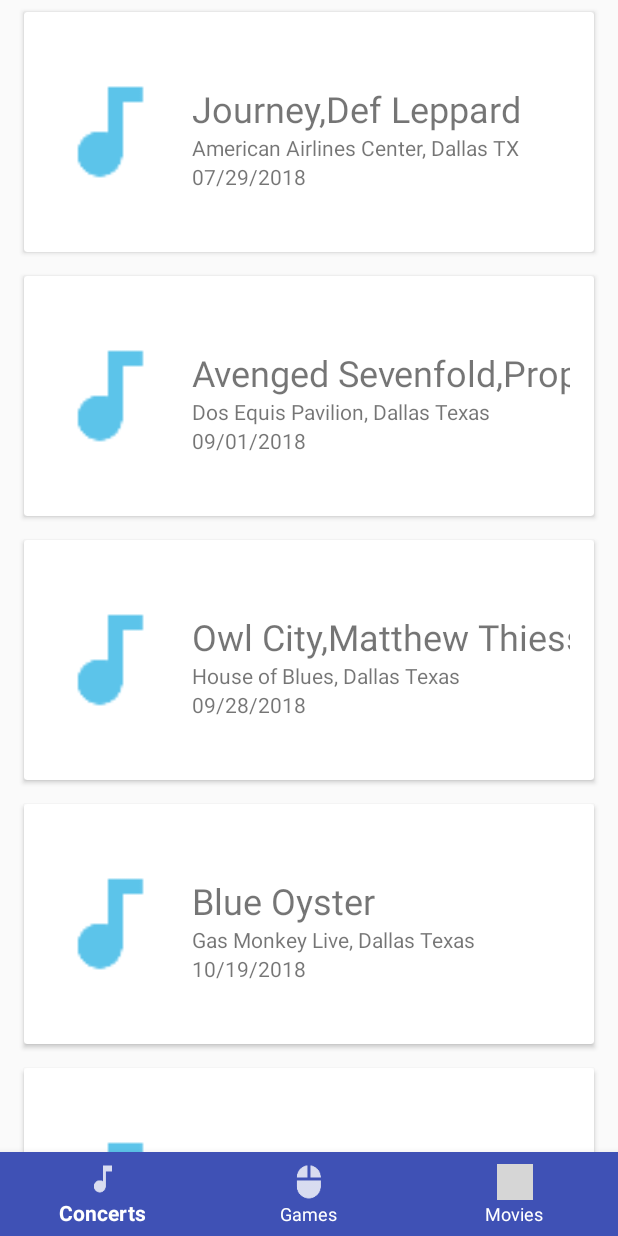
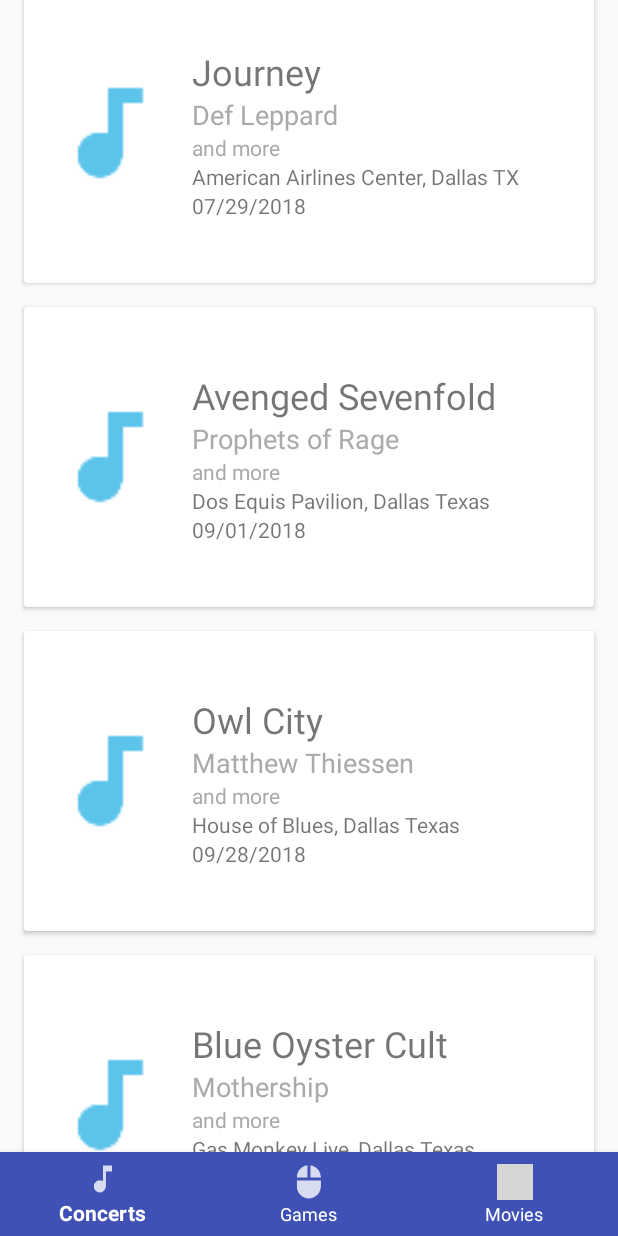
Before and after one commit to MatthewTimmons/UpcomingEventsApp, an Android app: the screen it shows after launch (MainActivity), on a phone screen of 412 x 824 dp. Run offline under Robolectric (Android 15) with nearby library versions, the light colour scheme and no system bars; grey boxes are pictures that could not be loaded.

Commit message:
Changes list of bands TextView to First Band Name and Second Band name. Adds “and more” to each Concert event if there are more than two bands. Adds ConstraintLayout in Concerts cards,  containing First band name, Second band name, “and more.” Adds vertical chaining in Concerts cards between the Band Names ConstraintLayout, Concert Location, and Concert Date

```diff
--- /dev/null
+++ b/app/src/main/java/com/matthewtimmons/upcomingeventsapp/BottomNavigationViewBehavior.java
@@ -0,0 +1,43 @@
+package com.matthewtimmons.upcomingeventsapp;
+
+import android.support.annotation.NonNull;
+import android.support.design.widget.BottomNavigationView;
+import android.support.design.widget.CoordinatorLayout;
+import android.support.v4.view.ViewCompat;
+import android.view.View;
+
+public class BottomNavigationViewBehavior extends CoordinatorLayout.Behavior<BottomNavigationView> {
+    private int height;
+
+    @Override
+    public boolean onLayoutChild(@NonNull CoordinatorLayout parent, @NonNull BottomNavigationView child, int layoutDirection) {
+        height = child.getHeight();
+        return super.onLayoutChild(parent, child, layoutDirection);
+    }
+
+    @Override
+    public boolean onStartNestedScroll(@NonNull CoordinatorLayout coordinatorLayout, @NonNull BottomNavigationView child, @NonNull View directTargetChild, @NonNull View target, int axes, int type) {
+        return axes == ViewCompat.SCROLL_AXIS_VERTICAL;
+    }
+
+    @Override
+    public void onNestedScroll(@NonNull CoordinatorLayout coordinatorLayout, @NonNull BottomNavigationView child, @NonNull View target, int dxConsumed, int dyConsumed, int dxUnconsumed, int dyUnconsumed, int type) {
+        {
+            if (dyConsumed > 0) {
+                slideDown(child);
+            } else if (dyConsumed < 0) {
+                slideUp(child);
+            }
+        }
+    }
+
+    private void slideUp(BottomNavigationView child) {
+        child.clearAnimation();
+        child.animate().translationY(0).setDuration(200);
+    }
+
+    private void slideDown(BottomNavigationView child) {
+        child.clearAnimation();
+        child.animate().translationY(height).setDuration(200);
+    }
+}
--- a/app/src/main/java/com/matthewtimmons/upcomingeventsapp/ConcertsFragment.java
+++ b/app/src/main/java/com/matthewtimmons/upcomingeventsapp/ConcertsFragment.java
@@ -1,6 +1,8 @@
 package com.matthewtimmons.upcomingeventsapp;
 
 import android.os.Bundle;
+import android.support.annotation.NonNull;
+import android.support.annotation.Nullable;
 import android.support.v4.app.Fragment;
 import android.support.v7.widget.LinearLayoutManager;
 import android.support.v7.widget.RecyclerView;
@@ -9,7 +11,7 @@
 import android.view.ViewGroup;
 
 import com.matthewtimmons.upcomingeventsapp.models.Concert;
-import com.matthewtimmons.upcomingeventsapp.views.ConcertListAdapter;
+import com.matthewtimmons.upcomingeventsapp.adapters.ConcertListAdapter;
 
 public class ConcertsFragment extends Fragment {
     RecyclerView recyclerView;
@@ -31,5 +33,8 @@
         return v;
     }
 
-
+    @Override
+    public void onViewCreated(@NonNull View view, @Nullable Bundle savedInstanceState) {
+        super.onViewCreated(view, savedInstanceState);
+    }
 }
--- a/app/src/main/java/com/matthewtimmons/upcomingeventsapp/EventPagerAdapter.java
+++ b/app/src/main/java/com/matthewtimmons/upcomingeventsapp/EventPagerAdapter.java
@@ -1,5 +1,6 @@
 package com.matthewtimmons.upcomingeventsapp;
 
+import android.support.design.widget.BottomNavigationView;
 import android.support.v4.app.Fragment;
 import android.support.v4.app.FragmentManager;
 import android.support.v4.app.FragmentPagerAdapter;
@@ -36,4 +37,6 @@
     public int getCount() {
         return COUNT_PAGES;
     }
+
+//    BottomNavigationView bottomNavigationView = findViewById(R.id.bottom_navigation);
 }
--- a/app/src/main/java/com/matthewtimmons/upcomingeventsapp/GamesFragment.java
+++ b/app/src/main/java/com/matthewtimmons/upcomingeventsapp/GamesFragment.java
@@ -9,7 +9,7 @@
 import android.view.ViewGroup;
 
 import com.matthewtimmons.upcomingeventsapp.models.Game;
-import com.matthewtimmons.upcomingeventsapp.views.GameListAdapter;
+import com.matthewtimmons.upcomingeventsapp.adapters.GameListAdapter;
 
 public class GamesFragment extends Fragment {
     RecyclerView recyclerView;
--- a/app/src/main/java/com/matthewtimmons/upcomingeventsapp/MainActivity.java
+++ b/app/src/main/java/com/matthewtimmons/upcomingeventsapp/MainActivity.java
@@ -7,10 +7,6 @@
 import android.support.v7.app.AppCompatActivity;
 import android.os.Bundle;
 import android.view.MenuItem;
-
-import com.matthewtimmons.upcomingeventsapp.R;
-import com.matthewtimmons.upcomingeventsapp.models.Concert;
-import com.matthewtimmons.upcomingeventsapp.views.ConcertListAdapter;
 
 public class MainActivity extends AppCompatActivity {
     ViewPager viewPager;
@@ -26,6 +22,8 @@
         pagerAdapter = new EventPagerAdapter(getSupportFragmentManager());
         viewPager.setAdapter(pagerAdapter);
 
+//        CoordinatorLayout.LayoutParams layoutParams = (CoordinatorLayout.LayoutParams) bottomNavigationView.getLayoutParams();
+//        layoutParams.setBehavior(new BottomNavigationViewBehavior());
 
         bottomNavigationView.setOnNavigationItemSelectedListener(new BottomNavigationView.OnNavigationItemSelectedListener() {
             @Override
--- a/app/src/main/java/com/matthewtimmons/upcomingeventsapp/MoviesFragment.java
+++ b/app/src/main/java/com/matthewtimmons/upcomingeventsapp/MoviesFragment.java
@@ -8,9 +8,8 @@
 import android.view.View;
 import android.view.ViewGroup;
 
-import com.matthewtimmons.upcomingeventsapp.R;
 import com.matthewtimmons.upcomingeventsapp.models.Movie;
-import com.matthewtimmons.upcomingeventsapp.views.MovieListAdapter;
+import com.matthewtimmons.upcomingeventsapp.adapters.MovieListAdapter;
 
 public class MoviesFragment extends Fragment {
     RecyclerView recyclerView;
--- a/app/src/main/java/com/matthewtimmons/upcomingeventsapp/views/ConcertListAdapter.java
+++ b/app/src/main/java/com/matthewtimmons/upcomingeventsapp/adapters/ConcertListAdapter.java
@@ -1,4 +1,4 @@
-package com.matthewtimmons.upcomingeventsapp.views;
+package com.matthewtimmons.upcomingeventsapp.adapters;
 
 import android.support.annotation.NonNull;
 import android.support.v7.widget.RecyclerView;
@@ -30,9 +30,15 @@
     @Override
     public void onBindViewHolder(@NonNull ConcertViewHolder viewHolder, int position) {
         Concert currentConcert = concerts.get(position);
-        viewHolder.bandsTextView.setText(currentConcert.getBandsDisplayName());
+        viewHolder.firstBandNameTextView.setText(currentConcert.getBandName(0));
+        viewHolder.secondBandNameTextView.setText(currentConcert.getBandName(1));
         viewHolder.concertLocationTextView.setText(currentConcert.getConcertLocation());
         viewHolder.concertDateTextView.setText(currentConcert.getDate());
+
+        // Rules for second text view
+        if (concerts.get(position).getBands().size() < 2) {
+            viewHolder.secondBandNameTextView.setVisibility(View.GONE);
+        }
 //
 //      Update to actual image later
         viewHolder.concertPictureImageView.setImageResource(R.drawable.ic_concerts_blue);
@@ -45,14 +51,16 @@
 
     class ConcertViewHolder extends RecyclerView.ViewHolder {
         private ImageView concertPictureImageView;
-        private TextView bandsTextView;
+        private TextView firstBandNameTextView;
+        private TextView secondBandNameTextView;
         private TextView concertLocationTextView;
         private TextView concertDateTextView;
 
         ConcertViewHolder(@NonNull View itemView) {
             super(itemView);
             concertPictureImageView = itemView.findViewById(R.id.concert_picture);
-            bandsTextView = itemView.findViewById(R.id.band_names);
+            firstBandNameTextView = itemView.findViewById(R.id.first_band_name);
+            secondBandNameTextView = itemView.findViewById(R.id.second_band_name);
             concertLocationTextView = itemView.findViewById(R.id.concert_location);
             concertDateTextView = itemView.findViewById(R.id.concert_date);
         }
--- a/app/src/main/java/com/matthewtimmons/upcomingeventsapp/views/GameListAdapter.java
+++ b/app/src/main/java/com/matthewtimmons/upcomingeventsapp/adapters/GameListAdapter.java
@@ -1,4 +1,4 @@
-package com.matthewtimmons.upcomingeventsapp.views;
+package com.matthewtimmons.upcomingeventsapp.adapters;
 
 import android.support.annotation.NonNull;
 import android.support.v7.widget.RecyclerView;
--- a/app/src/main/java/com/matthewtimmons/upcomingeventsapp/views/MovieListAdapter.java
+++ b/app/src/main/java/com/matthewtimmons/upcomingeventsapp/adapters/MovieListAdapter.java
@@ -1,4 +1,4 @@
-package com.matthewtimmons.upcomingeventsapp.views;
+package com.matthewtimmons.upcomingeventsapp.adapters;
 
 import android.support.annotation.NonNull;
 import android.support.v7.widget.RecyclerView;
@@ -11,8 +11,6 @@
 import com.matthewtimmons.upcomingeventsapp.R;
 import com.matthewtimmons.upcomingeventsapp.models.Movie;
 
-import android.net.Uri;
-import java.net.URI;
 import java.util.List;
 
 public class MovieListAdapter extends RecyclerView.Adapter<MovieListAdapter.MovieViewHolder>{
--- a/app/src/main/java/com/matthewtimmons/upcomingeventsapp/models/Concert.java
+++ b/app/src/main/java/com/matthewtimmons/upcomingeventsapp/models/Concert.java
@@ -52,6 +52,12 @@
         return TextUtils.join(",", bands);
     }
 
+    public String getBandName(int position) {
+        return bands != null &&
+                position >= 0 &&
+                position < bands.size() ? bands.get(position) : null;
+    }
+
     public Date getDateFormattedDate(String input) {
         SimpleDateFormat sdf = new SimpleDateFormat("dd//MM/yyyy");
         Date d = null;
--- a/app/src/main/res/layout/activity_main.xml
+++ b/app/src/main/res/layout/activity_main.xml
@@ -1,22 +1,23 @@
-<RelativeLayout
+<android.support.design.widget.CoordinatorLayout
     xmlns:android="http://schemas.android.com/apk/res/android"
     xmlns:app="http://schemas.android.com/apk/res-auto"
-    android:id="@+id/relativeLayout"
     android:layout_height="match_parent"
     android:layout_width="match_parent">
 
-    <android.support.v4.view.ViewPager
-        xmlns:android="http://schemas.android.com/apk/res/android"
+    <android.support.constraint.ConstraintLayout xmlns:android="http://schemas.android.com/apk/res/android"
+        xmlns:app="http://schemas.android.com/apk/res-auto"
+        android:id="@+id/constraint_layout"
+        android:layout_width="match_parent"
+        android:layout_height="match_parent">
+
+        <android.support.v4.view.ViewPager xmlns:android="http://schemas.android.com/apk/res/android"
             xmlns:app="http://schemas.android.com/apk/res-auto"
             android:id="@+id/pager"
+            android:layout_width="match_parent"
             android:layout_height="wrap_content"
-        android:layout_width="match_parent"
-        android:layout_above="@+id/bottom_navigation">
-
-        <!--<fragment-->
-            <!--android:layout_width="match_parent"-->
-            <!--android:layout_height="match_parent"-->
-            <!--android:id="@+id/fragmentContainer"/>-->
+            android:layout_above="@+id/bottom_navigation"
+            app:layout_constraintBottom_toTopOf="@id/bottom_navigation"
+            app:layout_constraintTop_toTopOf="parent">
 
         </android.support.v4.view.ViewPager>
 
@@ -28,26 +29,9 @@
             app:itemBackground="@color/colorPrimary"
             app:itemIconTint="@drawable/nav_item_color_state"
             app:itemTextColor="@drawable/nav_item_color_state"
+            app:layout_constraintBottom_toBottomOf="parent"
             app:menu="@menu/bottom_navigation_main" />
 
-</RelativeLayout>
+    </android.support.constraint.ConstraintLayout>
 
-    <!--<?xml version="1.0" encoding="utf-8"?>-->
-    <!--<android.support.view.ViewPager-->
-    <!--xmlns:android="http://schemas.android.com/apk/res/android"-->
-    <!--xmlns:app="http://schemas.android.com/apk/res-auto"-->
-    <!--xmlns:tools="http://schemas.android.com/tools"-->
-    <!--android:layout_width="match_parent"-->
-    <!--android:layout_height="match_parent"-->
-    <!--tools:context=".MainActivity">-->
-
-    <!--<TextView-->
-    <!--android:layout_width="wrap_content"-->
-    <!--android:layout_height="wrap_content"-->
-    <!--android:text="Hello World!"-->
-    <!--app:layout_constraintBottom_toBottomOf="parent"-->
-    <!--app:layout_constraintLeft_toLeftOf="parent"-->
-    <!--app:layout_constraintRight_toRightOf="parent"-->
-    <!--app:layout_constraintTop_toTopOf="parent" />-->
-
-    <!--</android.support.view.ViewPager>-->
+</android.support.design.widget.CoordinatorLayout>
--- a/app/src/main/res/layout/fragment_concerts.xml
+++ b/app/src/main/res/layout/fragment_concerts.xml
@@ -1,14 +1,15 @@
 <?xml version="1.0" encoding="utf-8"?>
 <android.support.constraint.ConstraintLayout
     xmlns:android="http://schemas.android.com/apk/res/android"
-    xmlns:app="http://schemas.android.com/apk/res-auto"
-    xmlns:tools="http://schemas.android.com/tools"
     android:layout_width="match_parent"
     android:layout_height="match_parent">
 
     <android.support.v7.widget.RecyclerView
         android:id="@+id/concerts_recycler_view"
         android:layout_width="match_parent"
-        android:layout_height="match_parent"/>
+        android:layout_height="match_parent"
+        android:paddingTop="8dp"
+        android:paddingBottom="8dp"
+        android:clipToPadding="false"/>
 
 </android.support.constraint.ConstraintLayout>
--- a/app/src/main/res/layout/item_concert.xml
+++ b/app/src/main/res/layout/item_concert.xml
@@ -4,7 +4,7 @@
     xmlns:app="http://schemas.android.com/apk/res-auto"
     xmlns:tools="http://schemas.android.com/tools"
     android:layout_width="match_parent"
-    android:layout_height="160dp"
+    android:layout_height="200dp"
     android:layout_marginBottom="8dp"
     android:layout_marginLeft="16dp"
     android:layout_marginRight="16dp"
@@ -13,53 +13,93 @@
     <android.support.constraint.ConstraintLayout
         android:id="@+id/constraint_layout"
         android:layout_width="match_parent"
-        android:layout_height="match_parent"
-        android:layout_marginBottom="8dp"
-        android:layout_marginLeft="16dp"
-        android:layout_marginRight="16dp"
-        android:layout_marginTop="8dp">
+        android:layout_height="match_parent">
+
+        <android.support.constraint.Guideline
+            android:id="@+id/leftGutter"
+            android:layout_width="wrap_content"
+            android:layout_height="wrap_content"
+            android:orientation="vertical"
+            app:layout_constraintGuide_begin="16dp" />
+
+        <android.support.constraint.Guideline
+            android:id="@+id/rightGutter"
+            android:layout_width="wrap_content"
+            android:layout_height="wrap_content"
+            android:orientation="vertical"
+            app:layout_constraintGuide_end="16dp" />
 
         <ImageView
             android:id="@+id/concert_picture"
             android:layout_width="80dp"
             android:layout_height="80dp"
-            app:layout_constraintStart_toStartOf="parent"
+            app:layout_constraintBottom_toBottomOf="parent"
+            app:layout_constraintStart_toStartOf="@+id/leftGutter"
             app:layout_constraintTop_toTopOf="parent"
-            app:layout_constraintBottom_toBottomOf="parent"
-            tools:src="@drawable/ic_action_name"/>
+            tools:src="@drawable/ic_action_name" />
 
-        <TextView
-            android:id="@+id/band_names"
+        <android.support.constraint.ConstraintLayout
+            android:id="@+id/bands_constraint"
             android:layout_width="wrap_content"
             android:layout_height="wrap_content"
             android:layout_marginLeft="16dp"
-            android:layout_marginBottom="32dp"
-            android:textSize="24sp"
-            app:layout_constraintBottom_toBottomOf="parent"
-            app:layout_constraintLeft_toRightOf="@id/concert_picture"
+            app:layout_constraintBottom_toTopOf="@+id/concert_location"
+            app:layout_constraintStart_toEndOf="@+id/concert_picture"
             app:layout_constraintTop_toTopOf="parent"
-            android:lines="1"
-            tools:text="Band name, Band name 2, Band name 3 " />
+            app:layout_constraintVertical_chainStyle="packed">
+
+
+            <TextView
+                android:id="@+id/first_band_name"
+                android:layout_width="0dp"
+                android:layout_height="wrap_content"
+                android:lines="1"
+                android:textSize="24sp"
+                tools:text="First Band Name" />
+
+            <TextView
+                android:id="@+id/second_band_name"
+                android:layout_width="0dp"
+                android:layout_height="wrap_content"
+                android:lines="1"
+                android:textColor="@android:color/darker_gray"
+                android:textSize="18sp"
+                app:layout_constraintTop_toBottomOf="@+id/first_band_name"
+                tools:text="Second Band Name" />
+
+            <TextView
+                android:id="@+id/and_more"
+                android:layout_width="0dp"
+                android:layout_height="wrap_content"
+                android:text="and more"
+                android:textColor="@android:color/darker_gray"
+                android:textSize="14sp"
+                app:layout_constraintTop_toBottomOf="@+id/second_band_name" />
+
+        </android.support.constraint.ConstraintLayout>
 
         <TextView
             android:id="@+id/concert_location"
-            android:layout_width="wrap_content"
+            android:layout_width="0dp"
             android:layout_height="wrap_content"
+            android:text="TextView"
+            app:layout_constraintBottom_toTopOf="@+id/concert_date"
+            app:layout_constraintTop_toBottomOf="@+id/bands_constraint"
+            app:layout_constraintStart_toEndOf="@+id/concert_picture"
             android:layout_marginLeft="16dp"
-            android:text="TextView"
-            tools:text="Gas Monkey Bar &amp; Grill, Dallas Texas"
-            app:layout_constraintLeft_toRightOf="@id/concert_picture"
-            app:layout_constraintTop_toBottomOf="@id/band_names" />
+            tools:text="Gas Monkey Bar &amp; Grill, Dallas Texas" />
 
         <TextView
             android:id="@+id/concert_date"
-            android:layout_width="wrap_content"
+            android:layout_width="0dp"
             android:layout_height="wrap_content"
+            android:text="TextView"
+            app:layout_constraintBottom_toBottomOf="parent"
+            app:layout_constraintTop_toBottomOf="@+id/concert_location"
+            app:layout_constraintStart_toEndOf="@+id/concert_picture"
             android:layout_marginLeft="16dp"
-            android:text="TextView"
-            tools:text="Januray 1st, 2018"
-            app:layout_constraintLeft_toRightOf="@id/concert_picture"
-            app:layout_constraintTop_toBottomOf="@id/concert_location" />
+            tools:text="Januray 1st, 2018" />
+
 
     </android.support.constraint.ConstraintLayout>
 </android.support.v7.widget.CardView>
```
Lines whose indentation alone changed are shown as unchanged.
